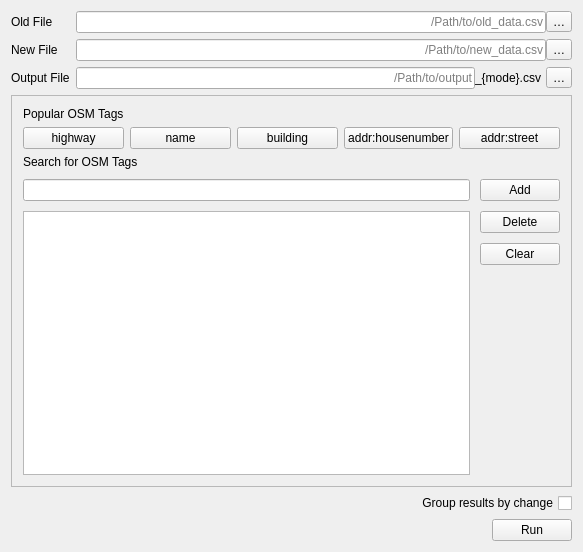
First picture: the form in chameleon/design.ui, repository KaartGroup/Chameleon, before the edit.
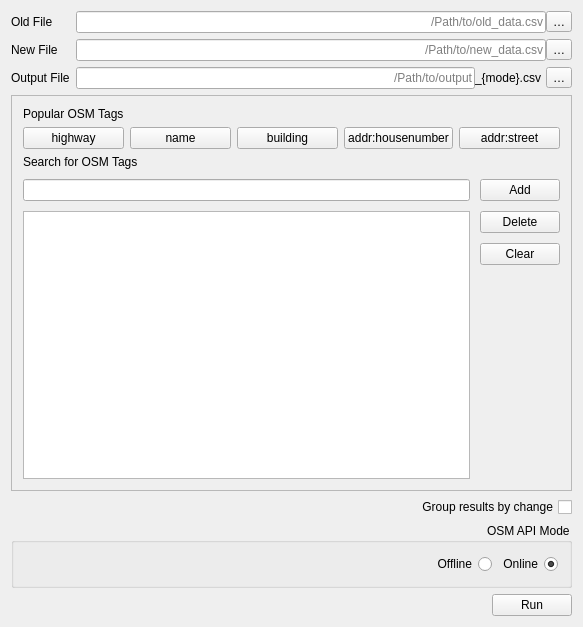
Second picture: the form after the edit. Custom widgets are drawn as their Qt base class.

Commit message: Implement check online API

Diff of the .ui file:
```diff
--- a/chameleon/design.ui
+++ b/chameleon/design.ui
@@ -7,14 +7,14 @@
     <x>0</x>
     <y>0</y>
     <width>583</width>
-    <height>552</height>
+    <height>627</height>
    </rect>
   </property>
   <property name="windowTitle">
    <string>Chameleon</string>
   </property>
   <widget class="QWidget" name="centralWidget">
-   <layout class="QVBoxLayout" name="verticalLayout" stretch="0,1,0,0">
+   <layout class="QVBoxLayout" name="verticalLayout" stretch="0,1,0,0,0">
     <property name="sizeConstraint">
      <enum>QLayout::SetMinimumSize</enum>
     </property>
@@ -428,6 +428,63 @@
       </item>
      </layout>
     </item>
+    <item>
+     <widget class="QGroupBox" name="apiRadioGroup">
+      <property name="layoutDirection">
+       <enum>Qt::RightToLeft</enum>
+      </property>
+      <property name="title">
+       <string>OSM API Mode</string>
+      </property>
+      <property name="flat">
+       <bool>true</bool>
+      </property>
+      <layout class="QHBoxLayout" name="apiHLayout">
+       <item>
+        <widget class="QRadioButton" name="onlineRadio">
+         <property name="toolTip">
+          <string>&lt;html&gt;&lt;head/&gt;&lt;body&gt;&lt;p&gt;Chameleon will use the OSM API to get more information about &amp;quot;deleted&amp;quot; ways, such as whether they are actually deleted or just absent from the provided data, and which changeset they were deleted in.&lt;/p&gt;&lt;p&gt;This will make the analysis take a longer amount of time.&lt;/p&gt;&lt;/body&gt;&lt;/html&gt;</string>
+         </property>
+         <property name="layoutDirection">
+          <enum>Qt::RightToLeft</enum>
+         </property>
+         <property name="text">
+          <string>Online</string>
+         </property>
+         <property name="checked">
+          <bool>true</bool>
+         </property>
+        </widget>
+       </item>
+       <item>
+        <widget class="QRadioButton" name="offlineRadio">
+         <property name="toolTip">
+          <string>&lt;html&gt;&lt;head/&gt;&lt;body&gt;&lt;p&gt;Chameleon will not attempt to use the OSM API to get more information about &amp;quot;deleted&amp;quot; ways.&lt;/p&gt;&lt;/body&gt;&lt;/html&gt;</string>
+         </property>
+         <property name="layoutDirection">
+          <enum>Qt::RightToLeft</enum>
+         </property>
+         <property name="text">
+          <string>Offline</string>
+         </property>
+        </widget>
+       </item>
+       <item>
+        <spacer name="apiRadioSpacer">
+         <property name="orientation">
+          <enum>Qt::Horizontal</enum>
+         </property>
+         <property name="sizeHint" stdset="0">
+          <size>
+           <width>40</width>
+           <height>20</height>
+          </size>
+         </property>
+        </spacer>
+       </item>
+      </layout>
+     </widget>
+    </item>
     <item>
      <layout class="QHBoxLayout" name="runHLayout">
       <item>
```
Left out of the diff: 22 changed lines with no effect on the pictures. The commit also changes 1 other file.
